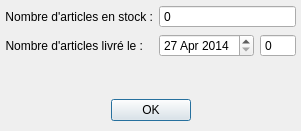
Before: the Qt Designer form qlot/stockdialog.ui in Harenome/qlot, drawn with Qt 5.
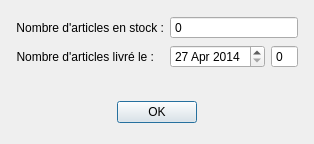
After: the same form once the commit is applied. Icons and pictures are not drawn.

Diff of the .ui file:
```diff
--- a/qlot/stockdialog.ui
+++ b/qlot/stockdialog.ui
@@ -9,8 +9,8 @@
    <rect>
     <x>0</x>
     <y>0</y>
-    <width>301</width>
-    <height>131</height>
+    <width>314</width>
+    <height>144</height>
    </rect>
   </property>
   <property name="windowTitle">
@@ -20,15 +20,8 @@
    <iconset>
     <normaloff>../images/qlot_512.svg</normaloff>../images/qlot_512.svg</iconset>
   </property>
-  <widget class="QWidget" name="verticalLayoutWidget">
-   <property name="geometry">
-    <rect>
-     <x>0</x>
-     <y>0</y>
-     <width>301</width>
-     <height>131</height>
-    </rect>
-   </property>
+  <layout class="QGridLayout" name="gridLayout">
+   <item row="0" column="0">
    <layout class="QVBoxLayout" name="verticalLayout_2">
     <property name="sizeConstraint">
      <enum>QLayout::SetDefaultConstraint</enum>
@@ -177,7 +170,8 @@
      </layout>
     </item>
    </layout>
-  </widget>
+   </item>
+  </layout>
  </widget>
  <resources/>
  <connections>
```
Lines whose indentation alone changed are shown as unchanged.
